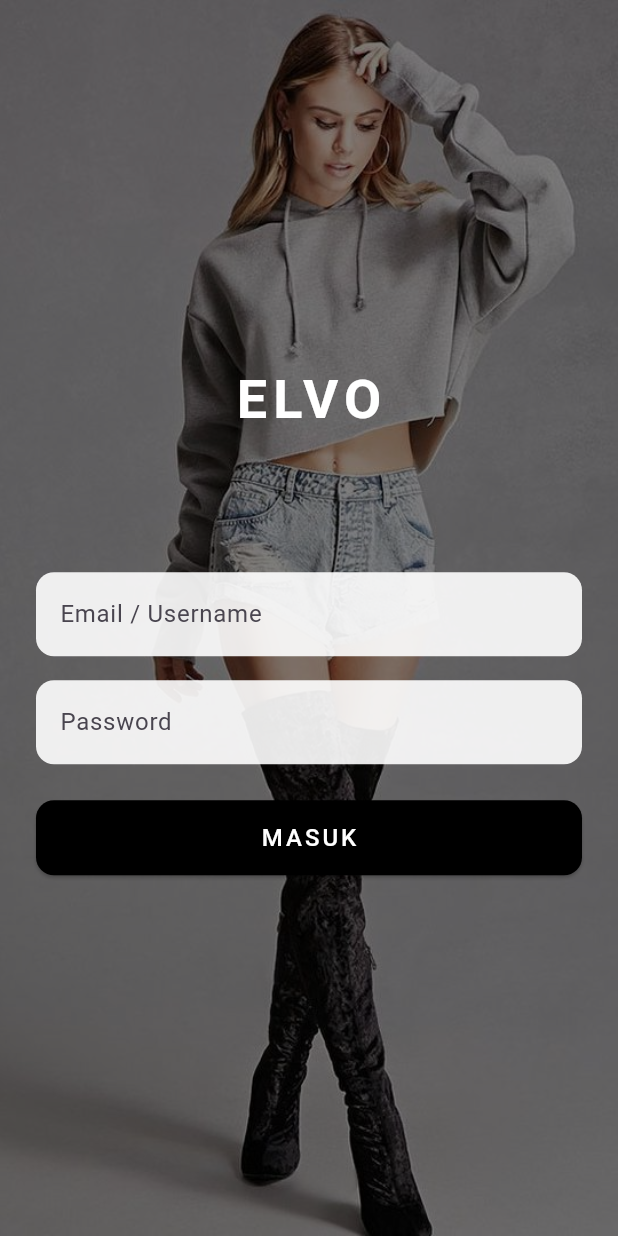
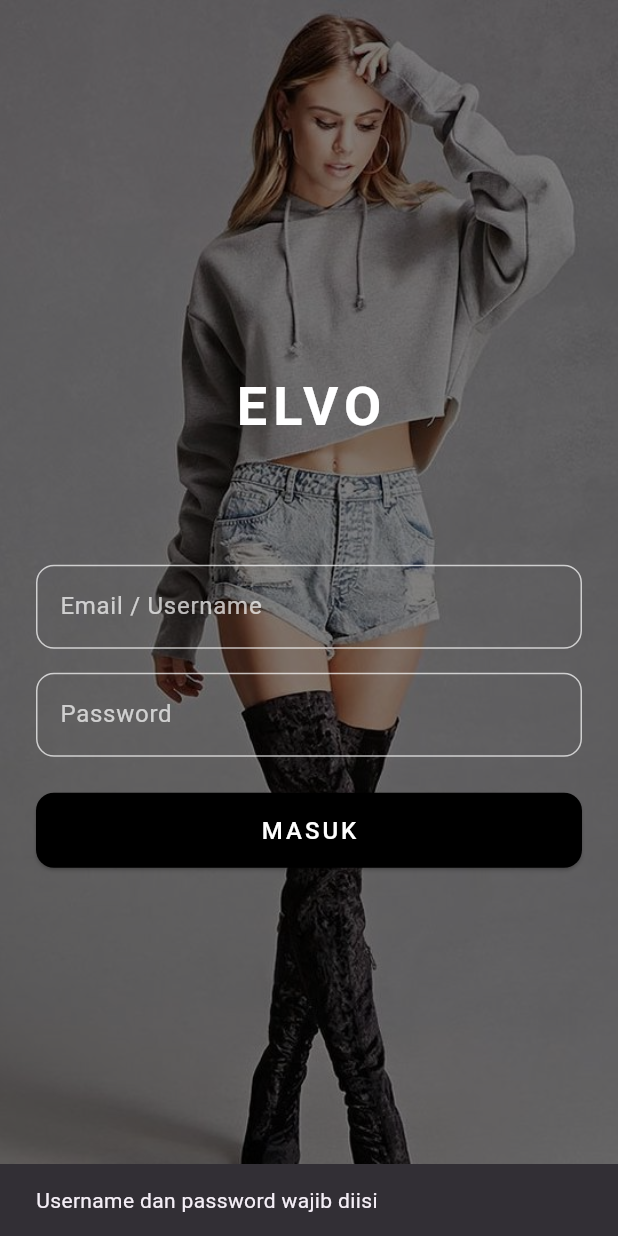
Before and after one commit to Andkhrzald/ELVOAPP, a Flutter app: the screen it shows after launch, after a tap on "MASUK", on a phone screen of 412 x 824 dp. Run offline on Flutter 3.47's test engine with Material 3 defaults, Android fonts, the phone set to English and light mode, and no system bars.

Commit message:
menambahkan database untuk mengaktifkan fungsi login elvoapp dan ,dan menambhkan dashbord sebagai awal masuk login elvoapp

```diff
--- /dev/null
+++ b/lib/api_service.dart
@@ -0,0 +1,30 @@
+import 'dart:convert';
+import 'package:http/http.dart' as http;
+
+class ApiService {
+  static const String baseUrl =
+      "http://127.0.0.1/login_api/login.php"; // SESUAIKAN PATH
+
+  static Future<Map<String, dynamic>> login(
+    String username,
+    String password,
+  ) async {
+    try {
+      final response = await http.post(
+        Uri.parse(baseUrl),
+        body: {'username': username, 'password': password},
+      );
+
+      if (response.statusCode == 200) {
+        return jsonDecode(response.body);
+      } else {
+        return {
+          'status': 'error',
+          'message': 'Server error (${response.statusCode})',
+        };
+      }
+    } catch (e) {
+      return {'status': 'error', 'message': 'Gagal terhubung ke server'};
+    }
+  }
+}
--- a/lib/login_page.dart
+++ b/lib/login_page.dart
@@ -1,15 +1,59 @@
 import 'package:flutter/material.dart';
+import 'dashbord.dart';
+import 'api_service.dart';
 
-class LoginPage extends StatelessWidget {
+class LoginPage extends StatefulWidget {
   const LoginPage({super.key});
+
+  @override
+  State<LoginPage> createState() => _LoginPageState();
+}
+
+class _LoginPageState extends State<LoginPage> {
+  final TextEditingController usernameCtrl = TextEditingController();
+  final TextEditingController passwordCtrl = TextEditingController();
+
+  bool isLoading = false;
+
+  Future<void> handleLogin() async {
+    if (usernameCtrl.text.isEmpty || passwordCtrl.text.isEmpty) {
+      ScaffoldMessenger.of(context).showSnackBar(
+        const SnackBar(content: Text('Username dan password wajib diisi')),
+      );
+      return;
+    }
+
+    setState(() => isLoading = true);
+
+    final result = await ApiService.login(usernameCtrl.text, passwordCtrl.text);
+
+    setState(() => isLoading = false);
+
+    if (result['status'] == 'success') {
+      Navigator.pushReplacement(
+        context,
+        MaterialPageRoute(builder: (context) => const DashboardPage()),
+      );
+    } else {
+      ScaffoldMessenger.of(context).showSnackBar(
+        SnackBar(content: Text(result['message'] ?? 'Login gagal')),
+      );
+    }
+  }
+
+  @override
+  void dispose() {
+    usernameCtrl.dispose();
+    passwordCtrl.dispose();
+    super.dispose();
+  }
 
   @override
   Widget build(BuildContext context) {
     return Scaffold(
       body: Stack(
-        //Tumpuk gambar + from
         children: [
-          // Background image
+          // Background
           SizedBox(
             width: double.infinity,
             height: double.infinity,
@@ -19,11 +63,9 @@ class LoginPage extends StatelessWidget {
             ),
           ),
 
-          // Semi-transparent overlay
-          Container(
-            color: Colors.black.withOpacity(0.5),
-          ), //efek gelap background
-          // Login main
+          // Overlay gelap
+          Container(color: Colors.black.withOpacity(0.5)),
+
           Center(
             child: Padding(
               padding: const EdgeInsets.symmetric(horizontal: 24),
@@ -39,52 +81,54 @@ class LoginPage extends StatelessWidget {
                       letterSpacing: 4,
                     ),
                   ),
-                  const SizedBox(height: 90),
 
-                  //email
+                  const SizedBox(height: 80),
+
                   TextField(
+                    controller: usernameCtrl,
+                    style: const TextStyle(color: Colors.white),
                     decoration: InputDecoration(
                       hintText: 'Email / Username',
-                      filled: true,
-                      fillColor: Colors.white.withOpacity(0.9),
-                      border: OutlineInputBorder(
+                      hintStyle: const TextStyle(color: Colors.white70),
+                      enabledBorder: OutlineInputBorder(
                         borderRadius: BorderRadius.circular(12),
-                        borderSide: BorderSide.none,
+                        borderSide: const BorderSide(color: Colors.white70),
                       ),
                     ),
                   ),
 
                   const SizedBox(height: 16),
 
-                  //password
                   TextField(
+                    controller: passwordCtrl,
                     obscureText: true,
+                    style: const TextStyle(color: Colors.white),
                     decoration: InputDecoration(
                       hintText: 'Password',
-                      filled: true,
-                      fillColor: Colors.white.withOpacity(0.9),
-                      border: OutlineInputBorder(
+                      hintStyle: const TextStyle(color: Colors.white70),
+                      enabledBorder: OutlineInputBorder(
                         borderRadius: BorderRadius.circular(12),
-                        borderSide: BorderSide.none,
+                        borderSide: const BorderSide(color: Colors.white70),
                       ),
                     ),
                   ),
 
                   const SizedBox(height: 24),
 
-                  //login button
                   SizedBox(
                     width: double.infinity,
                     height: 50,
                     child: ElevatedButton(
+                      onPressed: isLoading ? null : handleLogin,
                       style: ElevatedButton.styleFrom(
                         backgroundColor: Colors.black,
                         shape: RoundedRectangleBorder(
                           borderRadius: BorderRadius.circular(12),
                         ),
                       ),
-                      onPressed: () {},
-                      child: const Text(
+                      child: isLoading
+                          ? const CircularProgressIndicator(color: Colors.white)
+                          : const Text(
                               'MASUK',
                               style: TextStyle(
                                 fontSize: 16,
--- a/pubspec.yaml
+++ b/pubspec.yaml
@@ -30,6 +30,7 @@ environment:
 dependencies:
   flutter:
     sdk: flutter
+  http: ^1.2.0
 
   # The following adds the Cupertino Icons font to your application.
   # Use with the CupertinoIcons class for iOS style icons.
```
Also changed, not shown: lib/dashbord.dart (added, +21 -0 lines), pubspec.lock. Lines whose indentation alone changed are shown as unchanged.
